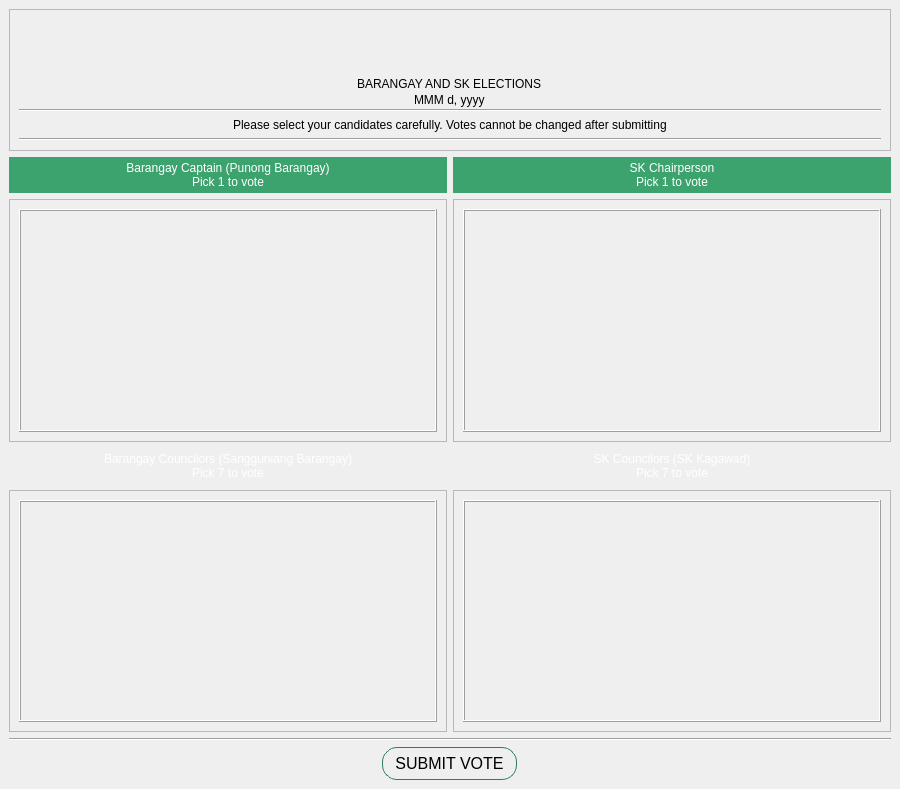
Before: the Qt Designer form VVM/vvm.ui in GuisadongManok/PolliTech-VVM, drawn with Qt 5.
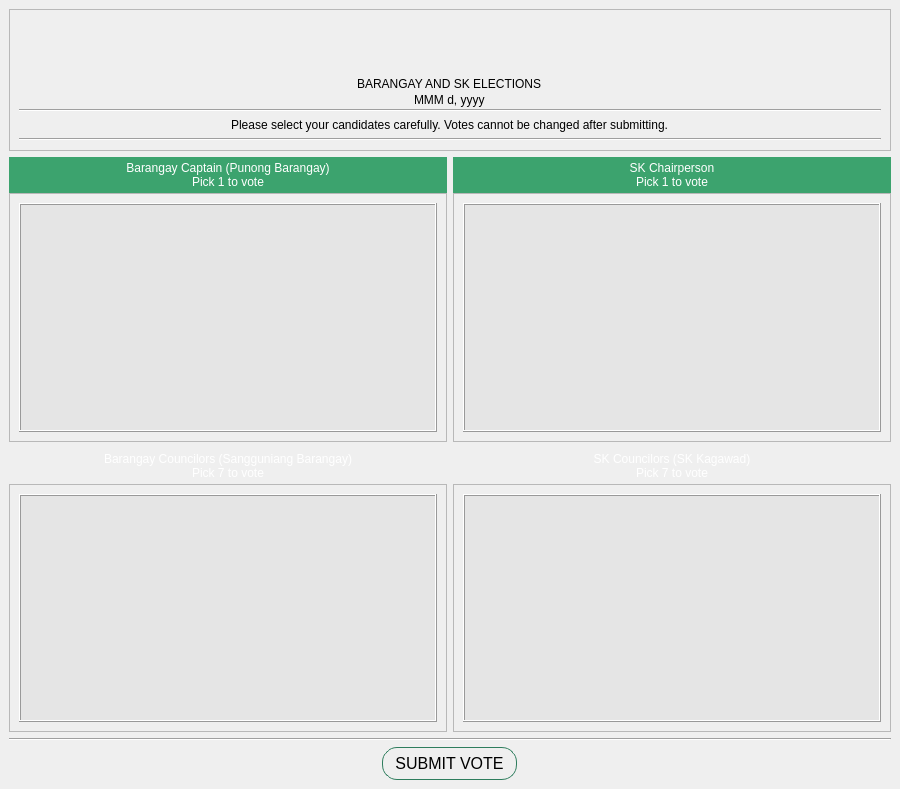
After: the same form once the commit is applied. Icons and pictures are not drawn.

Commit message:
added main window layout
added candidate names but can't vote yet

Patch:
```diff
--- a/VVM/vvm.ui
+++ b/VVM/vvm.ui
@@ -128,7 +128,7 @@
 }</string>
                </property>
                <property name="text">
-                <string>Please select your candidates carefully. Votes cannot be changed after submitting</string>
+                <string>Please select your candidates carefully. Votes cannot be changed after submitting.</string>
                </property>
               </widget>
              </item>
@@ -150,6 +150,9 @@
     </item>
     <item row="2" column="1">
      <layout class="QGridLayout" name="gridLayoutcap">
+      <property name="verticalSpacing">
+       <number>0</number>
+      </property>
       <item row="0" column="0">
        <widget class="QLabel" name="label_3">
         <property name="styleSheet">
@@ -180,7 +183,7 @@
            <x>0</x>
            <y>0</y>
            <width>430</width>
-           <height>206</height>
+           <height>212</height>
           </rect>
          </property>
          <layout class="QGridLayout" name="gridLayout">
@@ -188,12 +191,7 @@
            <widget class="QFrame" name="frame_cap">
             <property name="styleSheet">
              <string notr="true">QFrame {
-	background: qlineargradient(
-        x1: 0, y1: 0,
-        x2: 0, y2: 1,
-        stop: 0 #f0f0f0,
-        stop: 1 #e0e0e0
-    );
+	background: #e5e5e5;
 }</string>
             </property>
             <property name="frameShape">
@@ -202,6 +200,11 @@
             <property name="frameShadow">
              <enum>QFrame::Shadow::Raised</enum>
             </property>
+            <layout class="QGridLayout" name="gridLayout_9">
+             <item row="0" column="0">
+              <layout class="QVBoxLayout" name="captainLayout"/>
+             </item>
+            </layout>
            </widget>
           </item>
          </layout>
@@ -211,7 +214,10 @@
      </layout>
     </item>
     <item row="2" column="2">
-     <layout class="QGridLayout" name="gridLayoutcap_3">
+     <layout class="QGridLayout" name="gridLayoutcap_skchair">
+      <property name="verticalSpacing">
+       <number>0</number>
+      </property>
       <item row="0" column="0">
        <widget class="QLabel" name="label_6">
         <property name="styleSheet">
@@ -242,7 +248,7 @@
            <x>0</x>
            <y>0</y>
            <width>430</width>
-           <height>206</height>
+           <height>212</height>
           </rect>
          </property>
          <layout class="QGridLayout" name="gridLayout_4">
@@ -250,12 +256,7 @@
            <widget class="QFrame" name="frame_cap_3">
             <property name="styleSheet">
              <string notr="true">QFrame {
-	background: qlineargradient(
-        x1: 0, y1: 0,
-        x2: 0, y2: 1,
-        stop: 0 #f0f0f0,
-        stop: 1 #e0e0e0
-    );
+	background: #e5e5e5;
 }</string>
             </property>
             <property name="frameShape">
@@ -264,6 +265,11 @@
             <property name="frameShadow">
              <enum>QFrame::Shadow::Raised</enum>
             </property>
+            <layout class="QGridLayout" name="gridLayout_10">
+             <item row="0" column="0">
+              <layout class="QVBoxLayout" name="skChairmanLayout"/>
+             </item>
+            </layout>
            </widget>
           </item>
          </layout>
@@ -274,6 +280,9 @@
     </item>
     <item row="3" column="1">
      <layout class="QGridLayout" name="gridLayout_councilors">
+      <property name="verticalSpacing">
+       <number>0</number>
+      </property>
       <item row="0" column="0">
        <widget class="QLabel" name="label_5">
         <property name="styleSheet">
@@ -308,7 +317,7 @@
            <x>0</x>
            <y>0</y>
            <width>430</width>
-           <height>205</height>
+           <height>211</height>
           </rect>
          </property>
          <layout class="QGridLayout" name="gridLayout_3">
@@ -316,12 +325,7 @@
            <widget class="QFrame" name="frame_councilors">
             <property name="styleSheet">
              <string notr="true">QFrame {
-	background: qlineargradient(
-        x1: 0, y1: 0,
-        x2: 0, y2: 1,
-        stop: 0 #f0f0f0,
-        stop: 1 #e0e0e0
-    );
+	background: #e5e5e5;
 }</string>
             </property>
             <property name="frameShape">
@@ -330,6 +334,11 @@
             <property name="frameShadow">
              <enum>QFrame::Shadow::Raised</enum>
             </property>
+            <layout class="QGridLayout" name="gridLayout_8">
+             <item row="0" column="0">
+              <layout class="QVBoxLayout" name="bCouncilorsLayout"/>
+             </item>
+            </layout>
            </widget>
           </item>
          </layout>
@@ -339,7 +348,10 @@
      </layout>
     </item>
     <item row="3" column="2">
-     <layout class="QGridLayout" name="gridLayout_councilors_2">
+     <layout class="QGridLayout" name="gridLayout_skcouncilors">
+      <property name="verticalSpacing">
+       <number>0</number>
+      </property>
       <item row="0" column="0">
        <widget class="QLabel" name="label_8">
         <property name="styleSheet">
@@ -374,7 +386,7 @@
            <x>0</x>
            <y>0</y>
            <width>430</width>
-           <height>205</height>
+           <height>211</height>
           </rect>
          </property>
          <layout class="QGridLayout" name="gridLayout_6">
@@ -382,12 +394,7 @@
            <widget class="QFrame" name="frame_councilors_2">
             <property name="styleSheet">
              <string notr="true">QFrame {
-	background: qlineargradient(
-        x1: 0, y1: 0,
-        x2: 0, y2: 1,
-        stop: 0 #f0f0f0,
-        stop: 1 #e0e0e0
-    );
+	background: #e5e5e5;
 }</string>
             </property>
             <property name="frameShape">
@@ -396,6 +403,11 @@
             <property name="frameShadow">
              <enum>QFrame::Shadow::Raised</enum>
             </property>
+            <layout class="QGridLayout" name="gridLayout_11">
+             <item row="0" column="0">
+              <layout class="QVBoxLayout" name="skCouncilorsLayout"/>
+             </item>
+            </layout>
            </widget>
           </item>
          </layout>
```
Left out of the diff: 8 changed lines with no effect on the pictures. The commit also changes 9 other files.
